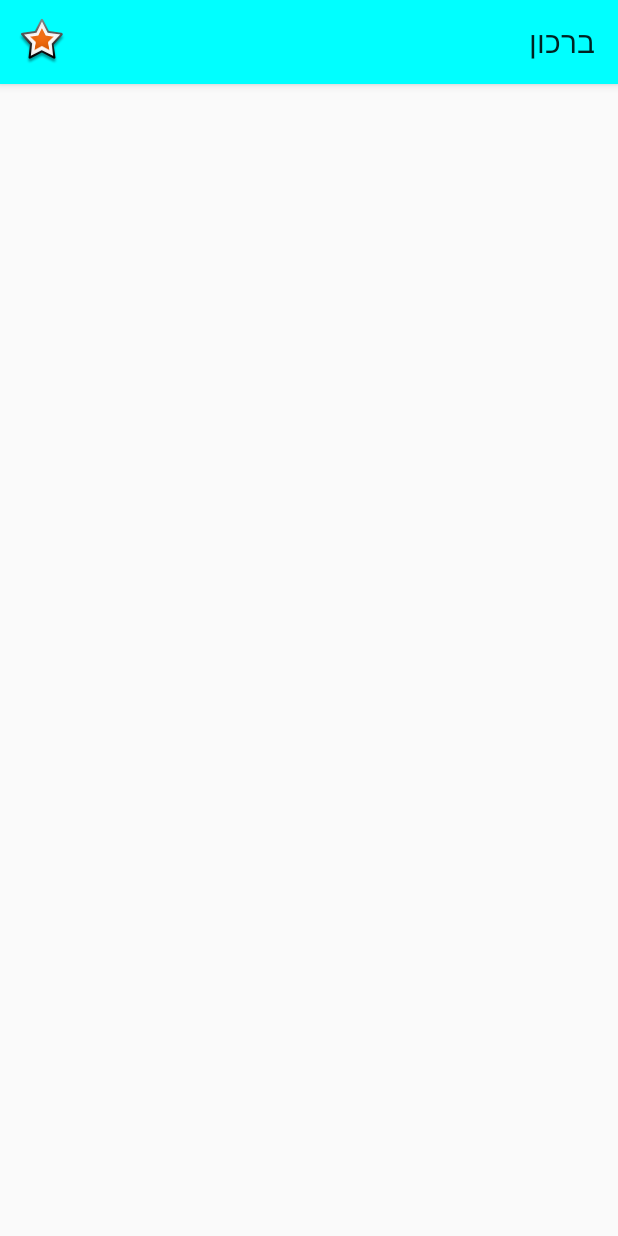
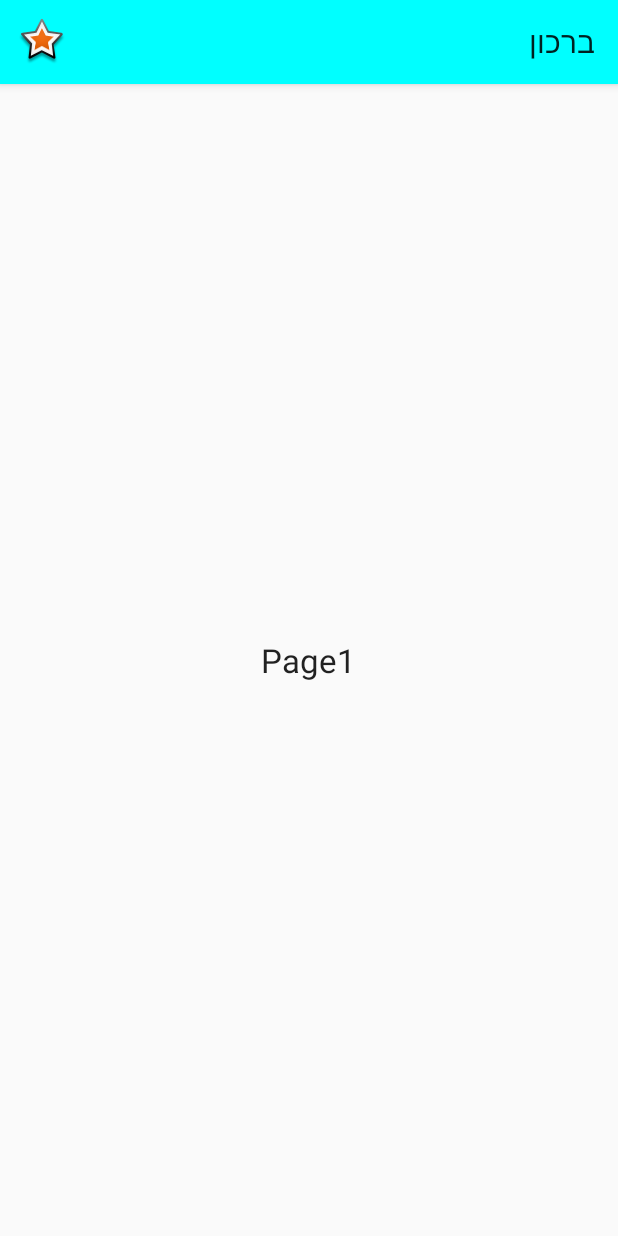
Before and after one commit to sergey-korchagin/brachot, an Android app: the screen it shows after launch (MainActivity), on a phone screen of 412 x 824 dp. Run offline under Robolectric (Android 15) with nearby library versions, the light colour scheme and no system bars.

Commit message:
View Pager

```diff
--- a/Brakhot/app/src/main/java/com/brakhot/MainActivity.java
+++ b/Brakhot/app/src/main/java/com/brakhot/MainActivity.java
@@ -1,20 +1,23 @@
 package com.brakhot;
 
 import android.graphics.Color;
+import android.support.v4.view.ViewPager;
 import android.support.v7.app.AppCompatActivity;
 import android.os.Bundle;
 import android.support.v7.widget.Toolbar;
 import android.view.Menu;
 import android.view.MenuItem;
-import android.widget.TextView;
 
+
+import com.brakhot.adapter.ViewPagerAdapter;
 import com.brakhot.dialog.MenuDialogFragment;
 import com.brakhot.interfaces.MainActivityCallbackListener;
 
 public class MainActivity extends AppCompatActivity implements MainActivityCallbackListener {
     private Toolbar mToolbar;
     private MenuDialogFragment mMenuDialogFragmentFragment;
-    private TextView tmpTv;
+    private ViewPager mPager;
+    private ViewPagerAdapter mAdapter;
 
     @Override
     protected void onCreate(Bundle savedInstanceState) {
@@ -22,10 +25,9 @@ public class MainActivity extends AppCompatActivity implements MainActivityCallb
         setContentView(R.layout.activity_main);
 
         mToolbar = (Toolbar) findViewById(R.id.my_toolbar);
-
         setSupportActionBar(mToolbar);
         try {
-            if(getSupportActionBar()!=null){
+            if (getSupportActionBar() != null) {
                 getSupportActionBar().setTitle(R.string.app_name);
             }
         } catch (NullPointerException e) {
@@ -33,27 +35,24 @@ public class MainActivity extends AppCompatActivity implements MainActivityCallb
         }
         mToolbar.setBackgroundColor(Color.CYAN);
 
+        mPager = (ViewPager) findViewById(R.id.pager);
+        mAdapter = new ViewPagerAdapter();
+        mPager.setAdapter(mAdapter);
+
         mMenuDialogFragmentFragment = new MenuDialogFragment();
         mMenuDialogFragmentFragment.setMainActivityCallbackListener(this);
-
-        tmpTv = (TextView) findViewById(R.id.textView);
 
     }
 
     @Override
     public boolean onCreateOptionsMenu(Menu menu) {
-        // Inflate the menu; this adds items to the action bar if it is present.
         getMenuInflater().inflate(R.menu.menu_main, menu);
         return true;
     }
 
     @Override
     public boolean onOptionsItemSelected(MenuItem item) {
-        // Handle action bar item clicks here. The action bar will
-        // automatically handle clicks on the Home/Up button, so long
-        // as you specify a parent activity in AndroidManifest.xml.
         int id = item.getItemId();
-
 
         switch (id) {
 //            case R.id.action_settings: {
@@ -65,7 +64,6 @@ public class MainActivity extends AppCompatActivity implements MainActivityCallb
             }
             default: {
                 return super.onOptionsItemSelected(item);
-
             }
         }
 
@@ -73,6 +71,16 @@ public class MainActivity extends AppCompatActivity implements MainActivityCallb
 
     @Override
     public void dialogClickedItemData(int clickedItemPosition, String clickedItemName) {
-        tmpTv.setText("Clicked: " + clickedItemName);
+        mPager.setCurrentItem(clickedItemPosition);
     }
+
+    @Override
+    public void onBackPressed() {
+        if (mPager.getCurrentItem() == 0) {
+            super.onBackPressed();
+        } else {
+            mPager.setCurrentItem(mPager.getCurrentItem() - 1);
+        }
+    }
+
 }
--- /dev/null
+++ b/Brakhot/app/src/main/java/com/brakhot/adapter/ViewPagerAdapter.java
@@ -0,0 +1,51 @@
+package com.brakhot.adapter;
+
+import android.content.Context;
+import android.support.v4.view.PagerAdapter;
+import android.view.LayoutInflater;
+import android.view.View;
+import android.view.ViewGroup;
+import android.widget.TextView;
+
+import com.brakhot.R;
+
+import java.util.ArrayList;
+import java.util.List;
+
+public class ViewPagerAdapter extends PagerAdapter {
+
+    List<String> mPages = new ArrayList<>();
+
+    public ViewPagerAdapter() {
+        for (int i = 1; i < 12; i++) {
+            mPages.add("Page" + i);
+        }
+    }
+
+    @Override
+    public void destroyItem(ViewGroup container, int position, Object object) {
+        (container).removeView((View) object);
+    }
+
+    @Override
+    public Object instantiateItem(ViewGroup container, int position) {
+        LayoutInflater inflater = (LayoutInflater) container.getContext().getSystemService(Context.LAYOUT_INFLATER_SERVICE);
+        View root = inflater.inflate(R.layout.page_fragment, container, false);
+        (container).addView(root);
+
+        final TextView textView = (TextView) root.findViewById(R.id.tmpText);
+        textView.setText(mPages.get(position));
+        return root;
+    }
+
+
+    @Override
+    public boolean isViewFromObject(View view, Object object) {
+        return view == object;
+    }
+
+    @Override
+    public int getCount() {
+        return mPages.size();
+    }
+}
--- a/Brakhot/app/src/main/res/layout/activity_main.xml
+++ b/Brakhot/app/src/main/res/layout/activity_main.xml
@@ -1,28 +1,24 @@
 <RelativeLayout xmlns:android="http://schemas.android.com/apk/res/android"
+    xmlns:app="http://schemas.android.com/apk/res-auto"
     xmlns:tools="http://schemas.android.com/tools"
     android:layout_width="match_parent"
     android:layout_height="match_parent"
     android:layoutDirection="rtl"
-    xmlns:app="http://schemas.android.com/apk/res-auto"
     tools:context=".MainActivity">
 
     <android.support.v7.widget.Toolbar
         android:id="@+id/my_toolbar"
-        app:popupTheme="@style/ThemeOverlay.AppCompat.Light"
         android:layout_width="match_parent"
         android:layout_height="?attr/actionBarSize"
         android:background="?attr/colorPrimary"
         android:elevation="4dp"
-        android:theme="@style/ThemeOverlay.AppCompat.ActionBar" />
+        android:theme="@style/ThemeOverlay.AppCompat.ActionBar"
+        app:popupTheme="@style/ThemeOverlay.AppCompat.Light" />
 
-    <TextView
-        android:layout_width="wrap_content"
-        android:layout_height="wrap_content"
-        android:textAppearance="?android:attr/textAppearanceLarge"
-        android:text=""
-        android:id="@+id/textView"
-        android:layout_below="@+id/my_toolbar"
-        android:layout_centerHorizontal="true"
-        android:layout_marginTop="68dp" />
+    <android.support.v4.view.ViewPager
+        android:id="@+id/pager"
+        android:layout_width="match_parent"
+        android:layout_height="match_parent"
+        android:layout_below="@+id/my_toolbar" />
 
 </RelativeLayout>
--- /dev/null
+++ b/Brakhot/app/src/main/res/layout/page_fragment.xml
@@ -0,0 +1,14 @@
+<?xml version="1.0" encoding="utf-8"?>
+<LinearLayout xmlns:android="http://schemas.android.com/apk/res/android"
+    android:orientation="vertical" android:layout_width="match_parent"
+    android:layout_height="match_parent"
+    android:gravity="center">
+
+    <TextView
+        android:layout_width="wrap_content"
+        android:layout_height="wrap_content"
+        android:textAppearance="?android:attr/textAppearanceLarge"
+        android:text="Large Text"
+        android:id="@+id/tmpText"
+        android:layout_gravity="center_horizontal" />
+</LinearLayout>
```
Also changed, not shown: 1 other file.
